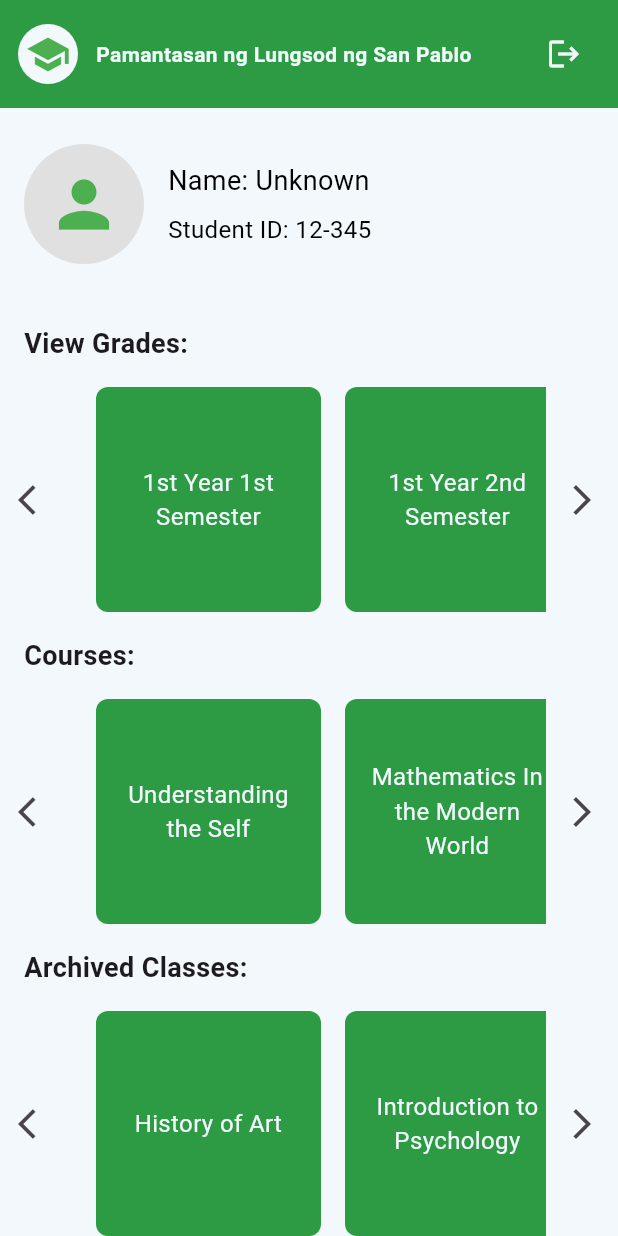
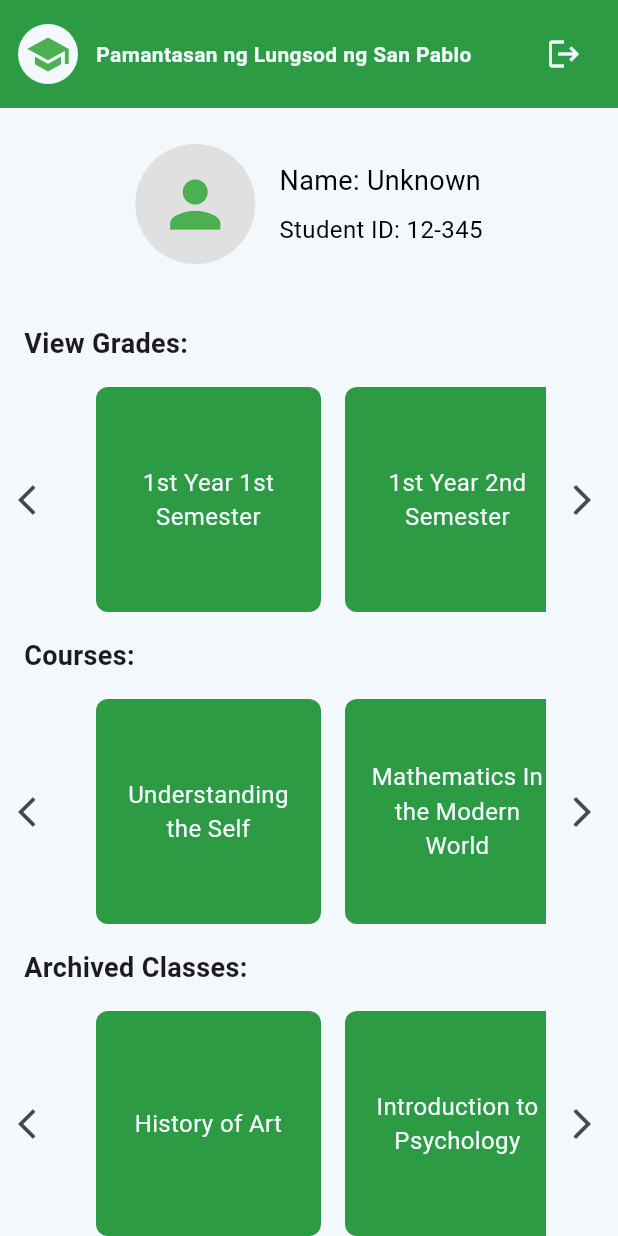
Before and after one commit to Alexis12119/SaliSeek, a Flutter app: the StudentDashboard screen opened directly, on a phone screen of 412 x 824 dp. Run offline on Flutter 3.47's test engine with Material 3 defaults, Android fonts, the phone set to English and light mode, and no system bars.

Commit message:
feat(profile): center aligned it.

```diff
--- a/lib/main.dart
+++ b/lib/main.dart
@@ -321,7 +321,10 @@ class StudentDashboardState extends State<StudentDashboard> {
     return Container(
       color: const Color(0xFFF2F8FC),
       padding: const EdgeInsets.symmetric(horizontal: 16.0, vertical: 24.0),
+      child: Center(
         child: Row(
+          mainAxisAlignment:
+              MainAxisAlignment.center, // Center items within the Row
           crossAxisAlignment: CrossAxisAlignment.center,
           children: [
             CircleAvatar(
@@ -351,6 +354,7 @@ class StudentDashboardState extends State<StudentDashboard> {
               ],
             ),
           ],
+        ),
       ),
     );
   }
```
Lines whose indentation alone changed are shown as unchanged.
